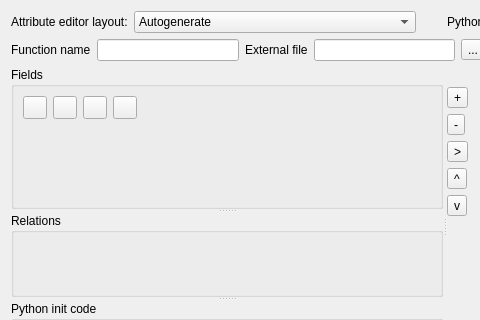
This is src/ui/qgsfieldspropertiesbase.ui in carsmie/QGIS as Qt 5 draws it before an edit; both pictures show x 0 to 480 and y 0 to 320 of the 638 by 423 pixel window. The edited form follows.
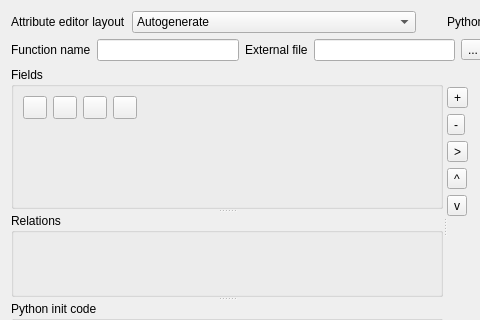
This is the edited form. Icons and pictures are not drawn. Custom widgets are drawn as their Qt base class.

What changed in the file:
```diff
--- a/src/ui/qgsfieldspropertiesbase.ui
+++ b/src/ui/qgsfieldspropertiesbase.ui
@@ -16,7 +16,7 @@
      <item>
       <widget class="QLabel" name="label_2">
        <property name="text">
-        <string>Attribute editor layout:</string>
+        <string>Attribute editor layout</string>
        </property>
       </widget>
      </item>
```
